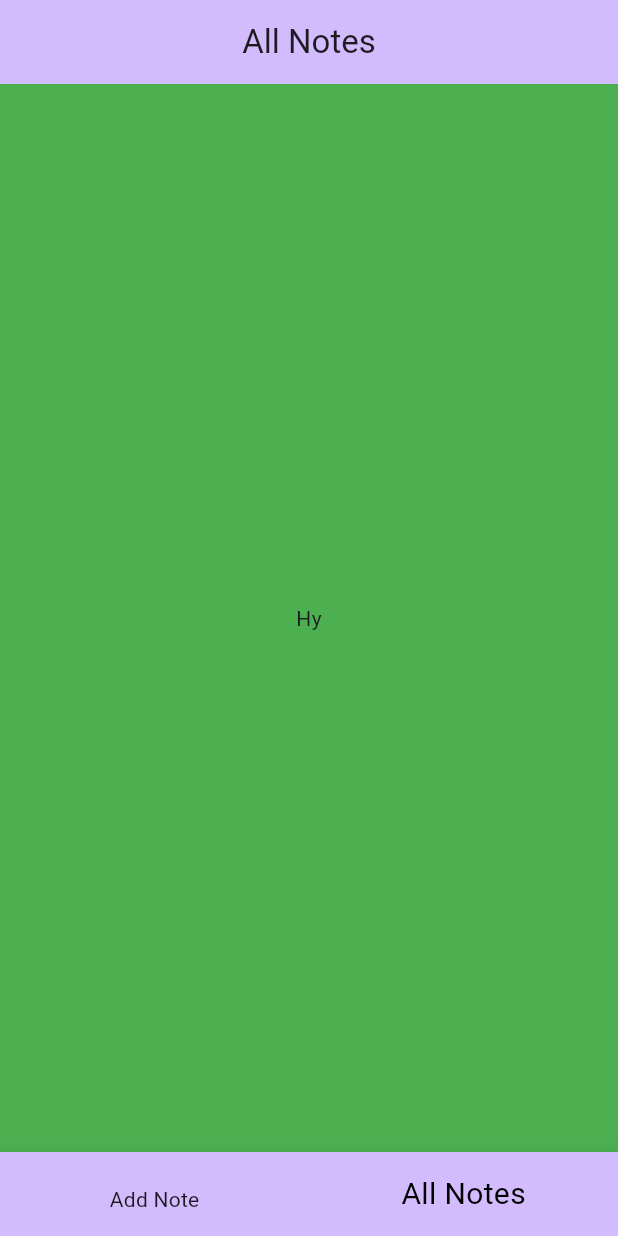
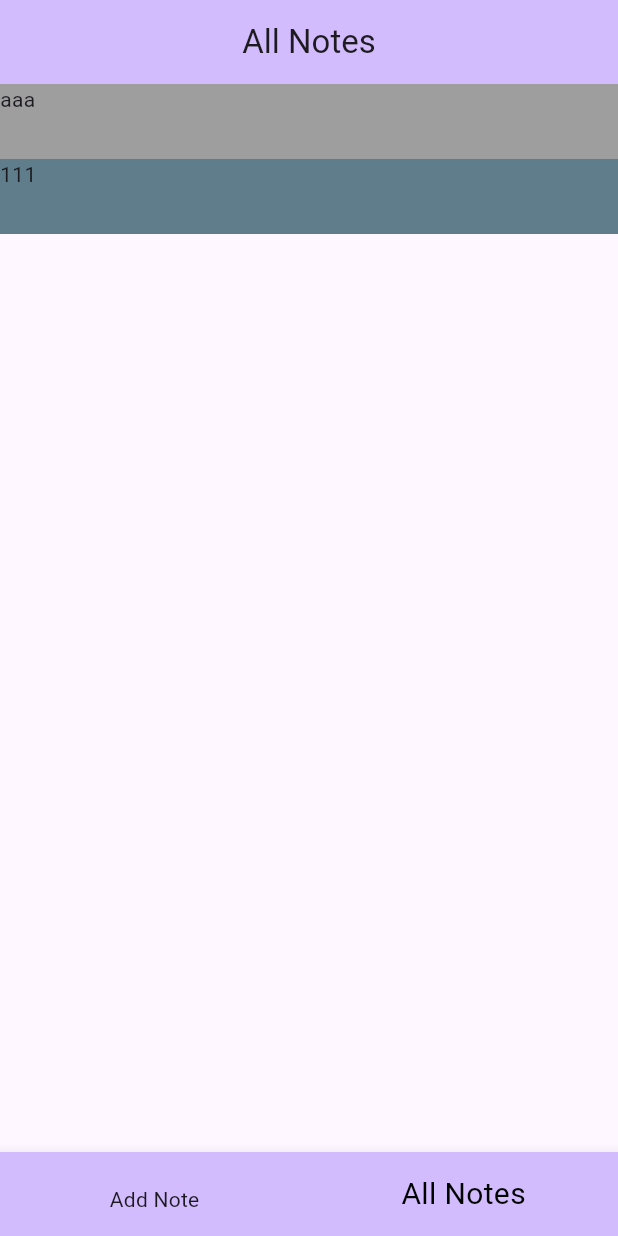
Before and after one commit to AnnaKhachatryan1/notes_app, a Flutter app: the screen it shows after launch, item 2 of the bottom bar chosen, on a phone screen of 412 x 824 dp. Run offline on Flutter 3.47's test engine with Material 3 defaults, Android fonts, the phone set to English and light mode, and no system bars.

Commit message:
FIX Adding New Notes

```diff
--- a/lib/main.dart
+++ b/lib/main.dart
@@ -1,3 +1,4 @@
+import 'package:collection/collection.dart';
 import 'package:flutter/material.dart';
 
 void main() {
@@ -27,7 +28,10 @@ class MyHomePage extends StatefulWidget {
 }
 
 class _MyHomePageState extends State<MyHomePage> {
+  String tempNote = "";
   int selectedIndex = 0;
+  List<String> allNotes = ["aaa", "111"];
+
   @override
   Widget build(BuildContext context) {
     return Scaffold(
@@ -39,11 +43,11 @@ class _MyHomePageState extends State<MyHomePage> {
         ),
       ),
       bottomNavigationBar: BottomNavigationBar(
-        selectedItemColor: Colors.black,
-        selectedFontSize: 20 ,
-        unselectedItemColor: Colors.black87,
-        unselectedFontSize: 14,
-        backgroundColor: Theme.of(context).colorScheme.inversePrimary,
+          selectedItemColor: Colors.black,
+          selectedFontSize: 20,
+          unselectedItemColor: Colors.black87,
+          unselectedFontSize: 14,
+          backgroundColor: Theme.of(context).colorScheme.inversePrimary,
           currentIndex: selectedIndex,
           onTap: (value) {
             selectedIndex = value;
@@ -53,17 +57,56 @@ class _MyHomePageState extends State<MyHomePage> {
             BottomNavigationBarItem(icon: Container(), label: "Add Note"),
             BottomNavigationBarItem(icon: Container(), label: "All Notes"),
           ]),
-
-          body: selectedIndex == 0 ?  myAddNote(): myAllNotes(),
+      body: selectedIndex == 0 ? myAddNote() : myAllNotes(),
     );
   }
 
-
-  Widget myAddNote(){
-    return Container(color: Colors.yellow, child: Center( child: Text("Hello"),),) ;
+  Widget myAddNote() {
+    return Center(
+        child: Container(
+            padding: EdgeInsets.all(20),
+            child: Center(
+              child: Column(
+                mainAxisAlignment: MainAxisAlignment.center,
+                children: [
+                  Container(
+                      decoration: BoxDecoration(border: Border.all()),
+                      child: TextFormField(
+                        maxLines: 5,
+                        decoration: InputDecoration(border: InputBorder.none),
+                        onChanged: (value) {
+                          tempNote = value;
+                          setState(() {});
+                        },
+                      )),
+                  TextButton(
+                      onPressed: () {
+                        allNotes.add(tempNote);
+                        print(allNotes);
+                      },
+                      child: Container(
+                        padding:
+                            EdgeInsets.symmetric(horizontal: 20, vertical: 8),
+                        color: Theme.of(context).colorScheme.inversePrimary,
+                        child: Text(
+                          "Add",
+                          style: TextStyle(color: Colors.white),
+                        ),
+                      ))
+                ],
+              ),
+            )));
   }
 
-  Widget myAllNotes(){
-    return Container(color: Colors.green, child: Center( child: Text("Hy"),),) ;
+  Widget myAllNotes() {
+    List<Widget> widgets = allNotes.mapIndexed((index, note) {
+      return Container(
+          height: 50,
+          color: index % 2 == 0 ? Colors.grey : Colors.blueGrey,
+          child: Text(note));
+    }).toList();
+
+
+    return Container(child: ListView(children: widgets));
   }
 }
--- a/pubspec.yaml
+++ b/pubspec.yaml
@@ -35,6 +35,7 @@ dependencies:
   # The following adds the Cupertino Icons font to your application.
   # Use with the CupertinoIcons class for iOS style icons.
   cupertino_icons: ^1.0.2
+  collection: ^1.17.2
 
 dev_dependencies:
   flutter_test:
```
Also changed, not shown: lib/all_notes.dart (added, +15 -0 lines), pubspec.lock.
